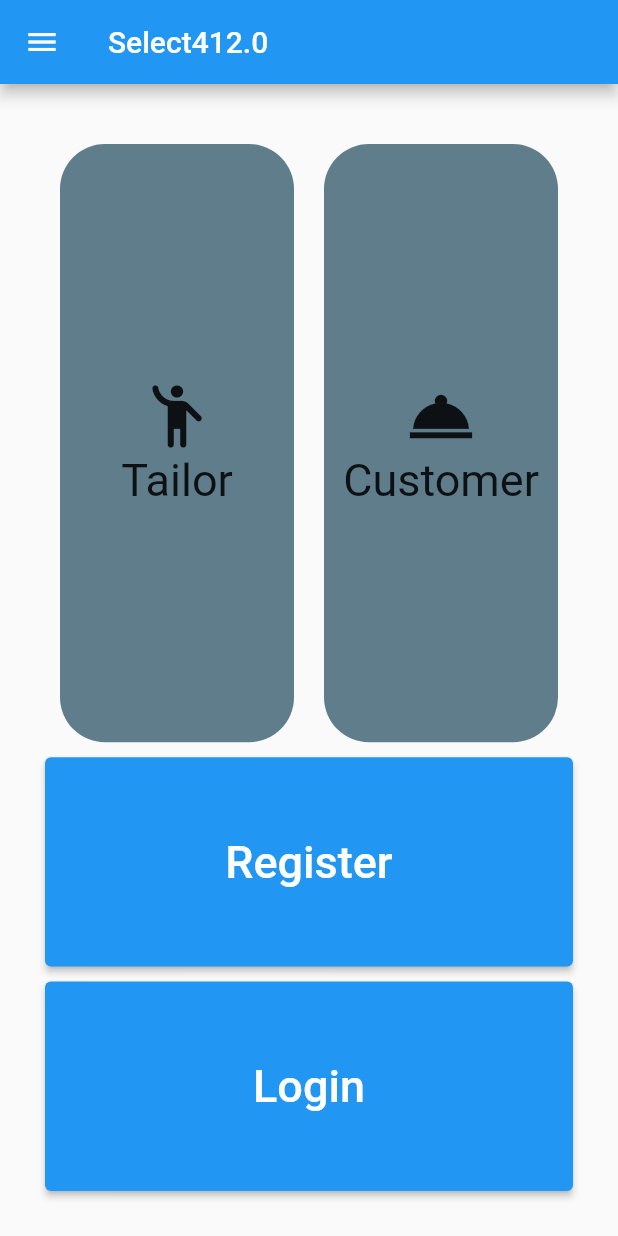
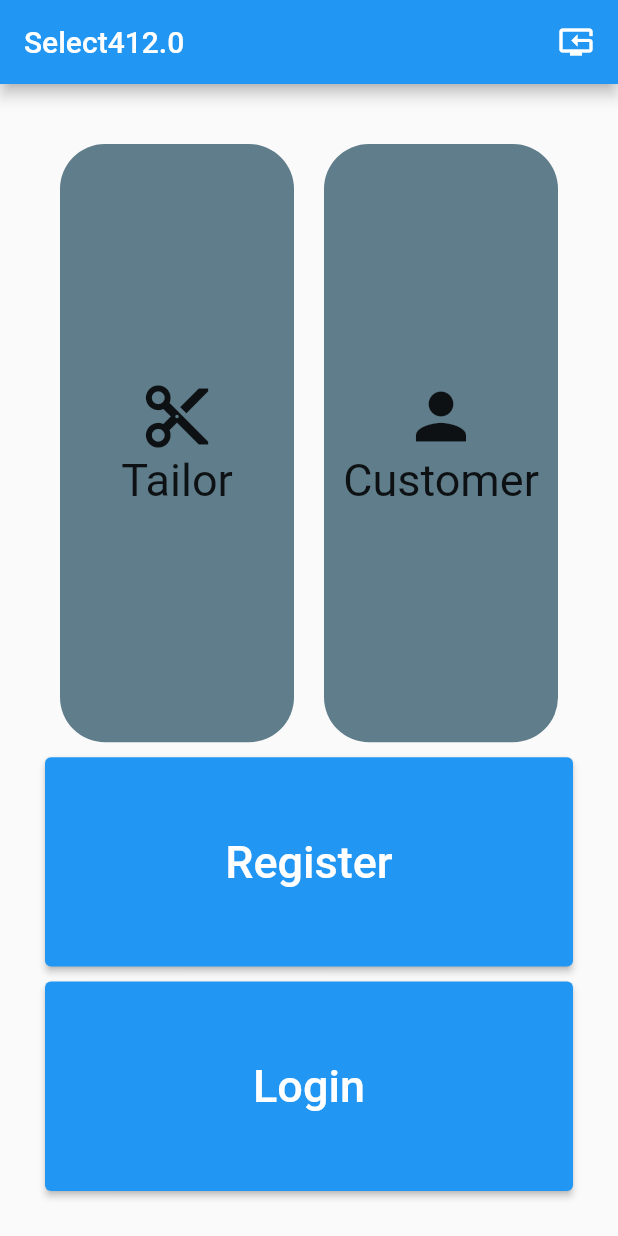
Before and after one commit to Muhammad-Arbad/fyp, a Flutter app: the selectCustomerTailor screen opened directly, on a phone screen of 412 x 824 dp. Run offline on Flutter 3.47's test engine with Material 2 defaults, Android fonts, the phone set to English and light mode, and no system bars; our stand-ins replace image_picker, shared_preferences, smooth_page_indicator; accounts and stored records are empty.

Commit message:
shared preferences

```diff
--- a/lib/selectCustomerTailor.dart
+++ b/lib/selectCustomerTailor.dart
@@ -1,6 +1,7 @@
 import 'package:flutter/material.dart';
 import 'package:tailor_application/Login.dart';
 import 'package:tailor_application/customerRegister.dart';
+import 'package:tailor_application/sharedPreferences/userPreferences.dart';
 import 'package:tailor_application/tailorRegister.dart';
 
 enum enumSelect { tailor, customer, notselect }
@@ -22,7 +23,14 @@ class _selectCustomerTailorState extends State<selectCustomerTailor> {
     double width = MediaQuery.of(context).size.width;
     return Scaffold(
       appBar: AppBar(
-        title: Text("Select"+"$width"),
+        title: Row(
+          mainAxisAlignment: MainAxisAlignment.spaceBetween,
+          children: [
+            Text("Select"+"$width"),
+            InkWell(child: Icon(Icons.reset_tv),onTap: (){applicationSharedPreferences.setIntroVisibility(true);},)
+
+          ],
+        ),
       ),
       body: Container(
         padding: EdgeInsets.all(30),
@@ -42,7 +50,7 @@ class _selectCustomerTailorState extends State<selectCustomerTailor> {
                       },
                       child: selection(
                         Icon(
-                          Icons.emoji_people_rounded,
+                          Icons.cut,
                           size: 50,
                         ),
                         Text(
@@ -61,7 +69,7 @@ class _selectCustomerTailorState extends State<selectCustomerTailor> {
                         });
                       },
                       child: selection(
-                        Icon(Icons.room_service, size: 50),
+                        Icon(Icons.person, size: 50),
                         Text(
                           "Customer",
                           style: TextStyle(fontSize: 30),
@@ -99,11 +107,6 @@ class _selectCustomerTailorState extends State<selectCustomerTailor> {
               ),
             ),
           ],
-        ),
-      ),
-       drawer: Drawer(
-        child: Column(
-          children: [],
         ),
       ),
     );
--- /dev/null
+++ b/lib/sharedPreferences/userPreferences.dart
@@ -0,0 +1,17 @@
+import 'package:shared_preferences/shared_preferences.dart';
+
+class applicationSharedPreferences{
+
+static SharedPreferences? _preferences;
+
+static Future init()async{
+_preferences = await SharedPreferences.getInstance();
+}
+
+    static Future setIntroVisibility(bool introValue) async =>
+    await _preferences?.setBool('introValue',introValue);
+
+    static bool? getIntroVisibility() =>
+     _preferences?.getBool('introValue');
+
+}
```
Also changed, not shown: lib/ElevatedButton/CustomButton.dart (deleted, +0 -21 lines), lib/Login.dart (+9 -1 lines), lib/Model/MyScaffold.dart (deleted, +0 -16 lines), lib/functions/functions.dart (added, +39 -0 lines), lib/introduction.dart (+16 -2 lines), lib/main.dart (+9 -4 lines), lib/profile.dart (+39 -73 lines), lib/splashScreen.dart (added, +51 -0 lines), pubspec.yaml (+6 -2 lines), pubspec.lock.
